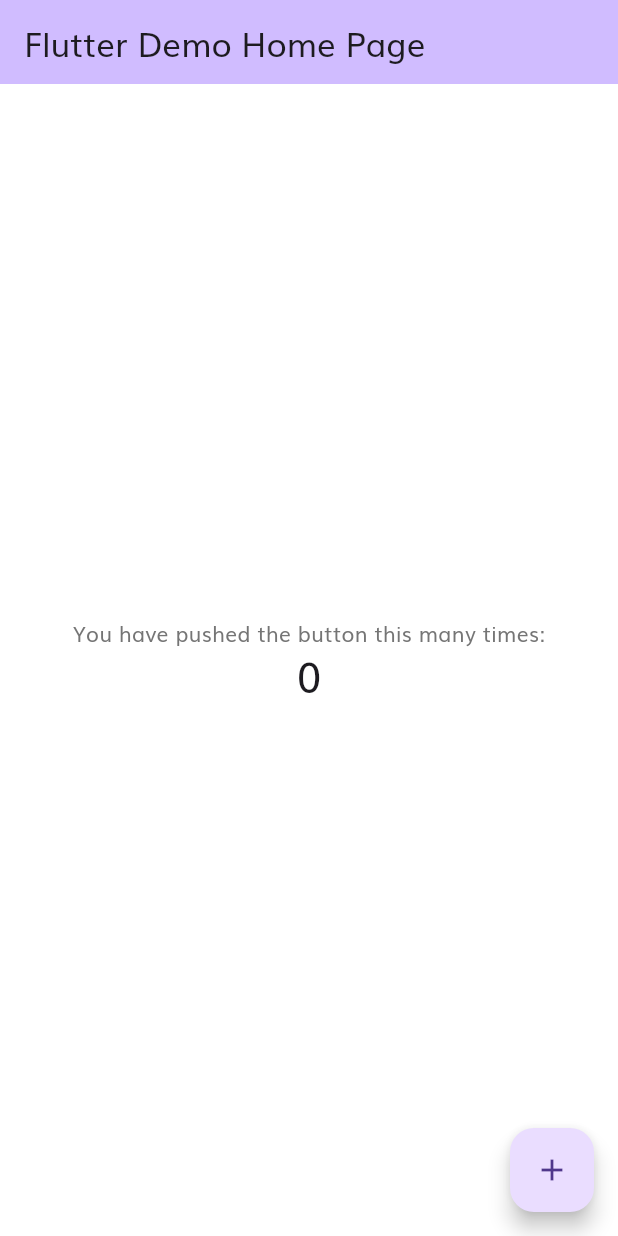
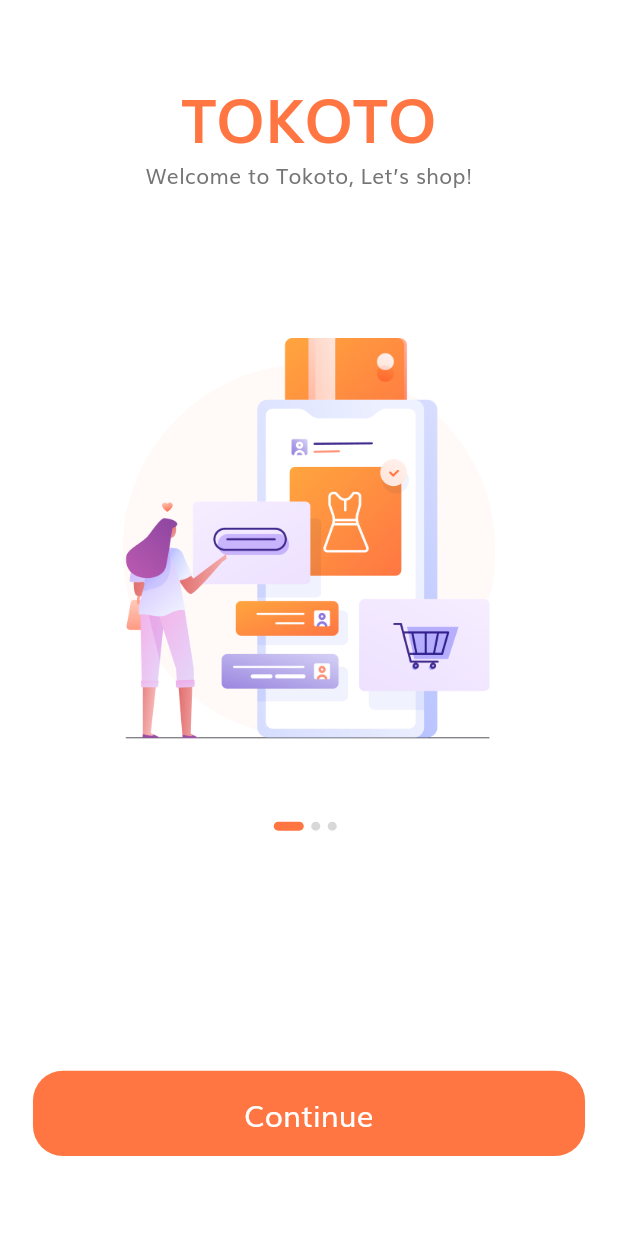
Before and after one commit to duyduc2809/ui_ecommerce_app, a Flutter app: the screen it shows after launch, on a phone screen of 412 x 824 dp. Run offline on Flutter 3.47's test engine with Material 3 defaults, Android fonts, the phone set to English and light mode, and no system bars.

Commit message:
Onboarding Screen

```diff
--- /dev/null
+++ b/lib/components/default_button.dart
@@ -0,0 +1,32 @@
+import 'package:e_commerce_app/constants.dart';
+import 'package:e_commerce_app/size_config.dart';
+import 'package:flutter/material.dart';
+
+class DefaultButton extends StatelessWidget {
+  const DefaultButton({
+    super.key,
+    required this.text,
+    required this.press,
+  });
+  final String text;
+  final Function press;
+
+  @override
+  Widget build(BuildContext context) {
+    return SizedBox(
+      width: double.infinity,
+      height: getProportionateScreenHeight(56),
+      child: TextButton(
+          style: TextButton.styleFrom(
+              backgroundColor: kPrimaryColor,
+              shape: RoundedRectangleBorder(
+                  borderRadius: BorderRadius.circular(20))),
+          onPressed: press as void Function()?,
+          child: Text(
+            text,
+            style: TextStyle(
+                color: Colors.white, fontSize: getProportionateScreenWidth(18)),
+          )),
+    );
+  }
+}
--- a/lib/main.dart
+++ b/lib/main.dart
@@ -1,4 +1,6 @@
 import 'package:e_commerce_app/constants.dart';
+import 'package:e_commerce_app/routes.dart';
+import 'package:e_commerce_app/screens/splash/splash_screen.dart';
 import 'package:flutter/material.dart';
 
 void main() {
@@ -12,6 +14,7 @@ class MyApp extends StatelessWidget {
   @override
   Widget build(BuildContext context) {
     return MaterialApp(
+      debugShowCheckedModeBanner: false,
       title: 'Flutter Demo',
       theme: ThemeData(
           scaffoldBackgroundColor: Colors.white,
@@ -20,95 +23,8 @@ class MyApp extends StatelessWidget {
               bodyText1: TextStyle(color: kTextColor),
               bodyText2: TextStyle(color: kTextColor)),
           visualDensity: VisualDensity.adaptivePlatformDensity),
-      home: const MyHomePage(title: 'Flutter Demo Home Page'),
+      initialRoute: SplashScreen.routeName,
+      routes: routes,
     );
   }
 }
-
-class MyHomePage extends StatefulWidget {
-  const MyHomePage({super.key, required this.title});
-
-  // This widget is the home page of your application. It is stateful, meaning
-  // that it has a State object (defined below) that contains fields that affect
-  // how it looks.
-
-  // This class is the configuration for the state. It holds the values (in this
-  // case the title) provided by the parent (in this case the App widget) and
-  // used by the build method of the State. Fields in a Widget subclass are
-  // always marked "final".
-
-  final String title;
-
-  @override
-  State<MyHomePage> createState() => _MyHomePageState();
-}
-
-class _MyHomePageState extends State<MyHomePage> {
-  int _counter = 0;
-
-  void _incrementCounter() {
-    setState(() {
-      // This call to setState tells the Flutter framework that something has
-      // changed in this State, which causes it to rerun the build method below
-      // so that the display can reflect the updated values. If we changed
-      // _counter without calling setState(), then the build method would not be
-      // called again, and so nothing would appear to happen.
-      _counter++;
-    });
-  }
-
-  @override
-  Widget build(BuildContext context) {
-    // This method is rerun every time setState is called, for instance as done
-    // by the _incrementCounter method above.
-    //
-    // The Flutter framework has been optimized to make rerunning build methods
-    // fast, so that you can just rebuild anything that needs updating rather
-    // than having to individually change instances of widgets.
-    return Scaffold(
-      appBar: AppBar(
-        // TRY THIS: Try changing the color here to a specific color (to
-        // Colors.amber, perhaps?) and trigger a hot reload to see the AppBar
-        // change color while the other colors stay the same.
-        backgroundColor: Theme.of(context).colorScheme.inversePrimary,
-        // Here we take the value from the MyHomePage object that was created by
-        // the App.build method, and use it to set our appbar title.
-        title: Text(widget.title),
-      ),
-      body: Center(
-        // Center is a layout widget. It takes a single child and positions it
-        // in the middle of the parent.
-        child: Column(
-          // Column is also a layout widget. It takes a list of children and
-          // arranges them vertically. By default, it sizes itself to fit its
-          // children horizontally, and tries to be as tall as its parent.
-          //
-          // Column has various properties to control how it sizes itself and
-          // how it positions its children. Here we use mainAxisAlignment to
-          // center the children vertically; the main axis here is the vertical
-          // axis because Columns are vertical (the cross axis would be
-          // horizontal).
-          //
-          // TRY THIS: Invoke "debug painting" (choose the "Toggle Debug Paint"
-          // action in the IDE, or press "p" in the console), to see the
-          // wireframe for each widget.
-          mainAxisAlignment: MainAxisAlignment.center,
-          children: <Widget>[
-            const Text(
-              'You have pushed the button this many times:',
-            ),
-            Text(
-              '$_counter',
-              style: Theme.of(context).textTheme.headlineMedium,
-            ),
-          ],
-        ),
-      ),
-      floatingActionButton: FloatingActionButton(
-        onPressed: _incrementCounter,
-        tooltip: 'Increment',
-        child: const Icon(Icons.add),
-      ), // This trailing comma makes auto-formatting nicer for build methods.
-    );
-  }
-}
--- /dev/null
+++ b/lib/routes.dart
@@ -0,0 +1,6 @@
+import 'package:e_commerce_app/screens/splash/splash_screen.dart';
+import 'package:flutter/material.dart';
+
+final Map<String, WidgetBuilder> routes = {
+  SplashScreen.routeName: (context) => SplashScreen(),
+};
--- /dev/null
+++ b/lib/screens/splash/components/body.dart
@@ -0,0 +1,94 @@
+import 'package:e_commerce_app/components/default_button.dart';
+import 'package:e_commerce_app/constants.dart';
+import 'package:e_commerce_app/screens/splash/components/splash_content.dart';
+import 'package:e_commerce_app/size_config.dart';
+import 'package:flutter/material.dart';
+
+class Body extends StatefulWidget {
+  const Body({super.key});
+
+  @override
+  State<Body> createState() => _BodyState();
+}
+
+class _BodyState extends State<Body> {
+  int currentPage = 0;
+  List<Map<String, String>> splashData = [
+    {
+      "text": "Welcome to Tokoto, Let’s shop!",
+      "image": "assets/images/splash_1.png"
+    },
+    {
+      "text":
+          "We help people conect with store \naround United State of America",
+      "image": "assets/images/splash_2.png"
+    },
+    {
+      "text": "We show the easy way to shop. \nJust stay at home with us",
+      "image": "assets/images/splash_3.png"
+    },
+  ];
+  @override
+  Widget build(BuildContext context) {
+    return SafeArea(
+      child: SizedBox(
+        width: double.infinity,
+        child: Column(
+          children: [
+            Expanded(
+                flex: 3,
+                child: PageView.builder(
+                  onPageChanged: (value) {
+                    setState(() {
+                      currentPage = value;
+                    });
+                  },
+                  itemCount: splashData.length,
+                  itemBuilder: (context, index) => SplashContent(
+                    image: splashData[index]["image"].toString(),
+                    text: splashData[index]['text'].toString(),
+                  ),
+                )),
+            Expanded(
+                flex: 2,
+                child: Padding(
+                  padding: EdgeInsets.symmetric(
+                      horizontal: getProportionateScreenWidth(20)),
+                  child: Column(
+                    children: [
+                      Spacer(),
+                      Row(
+                        mainAxisAlignment: MainAxisAlignment.center,
+                        children: List.generate(splashData.length,
+                            (index) => buildDot(index: index)),
+                      ),
+                      const Spacer(
+                        flex: 3,
+                      ),
+                      DefaultButton(
+                        text: 'Continue',
+                        press: () {},
+                      ),
+                      Spacer()
+                    ],
+                  ),
+                ))
+          ],
+        ),
+      ),
+    );
+  }
+
+  @override
+  AnimatedContainer buildDot({required int index}) {
+    return AnimatedContainer(
+      duration: kAnimationDuration,
+      margin: EdgeInsets.only(right: 5),
+      height: 6,
+      width: currentPage == index ? 20 : 6,
+      decoration: BoxDecoration(
+          color: currentPage == index ? kPrimaryColor : Color(0xFFD8D8D8),
+          borderRadius: BorderRadius.circular(3)),
+    );
+  }
+}
--- /dev/null
+++ b/lib/screens/splash/components/splash_content.dart
@@ -0,0 +1,40 @@
+import 'package:e_commerce_app/constants.dart';
+import 'package:e_commerce_app/size_config.dart';
+import 'package:flutter/material.dart';
+
+class SplashContent extends StatelessWidget {
+  const SplashContent({
+    super.key,
+    required this.text,
+    required this.image,
+  });
+  final String text, image;
+
+  @override
+  Widget build(BuildContext context) {
+    return Column(
+      children: [
+        Spacer(),
+        Text(
+          'TOKOTO',
+          style: TextStyle(
+              fontSize: getProportionateScreenWidth(36),
+              color: kPrimaryColor,
+              fontWeight: FontWeight.bold),
+        ),
+        Text(
+          text,
+          textAlign: TextAlign.center,
+        ),
+        Spacer(
+          flex: 2,
+        ),
+        Image.asset(
+          image,
+          height: getProportionateScreenHeight(265),
+          width: getProportionateScreenWidth(235),
+        )
+      ],
+    );
+  }
+}
--- a/lib/screens/splash/splash_screen.dart
+++ b/lib/screens/splash/splash_screen.dart
@@ -1,10 +1,17 @@
+import 'package:e_commerce_app/screens/splash/components/body.dart';
+import 'package:e_commerce_app/size_config.dart';
 import 'package:flutter/material.dart';
 
 class SplashScreen extends StatelessWidget {
   const SplashScreen({super.key});
+  static String routeName = '/splash';
 
   @override
   Widget build(BuildContext context) {
-    return const Placeholder();
+    //You have to call it on your starting screen
+    SizeConfig().init(context);
+    return Scaffold(
+      body: Body(),
+    );
   }
 }
```
